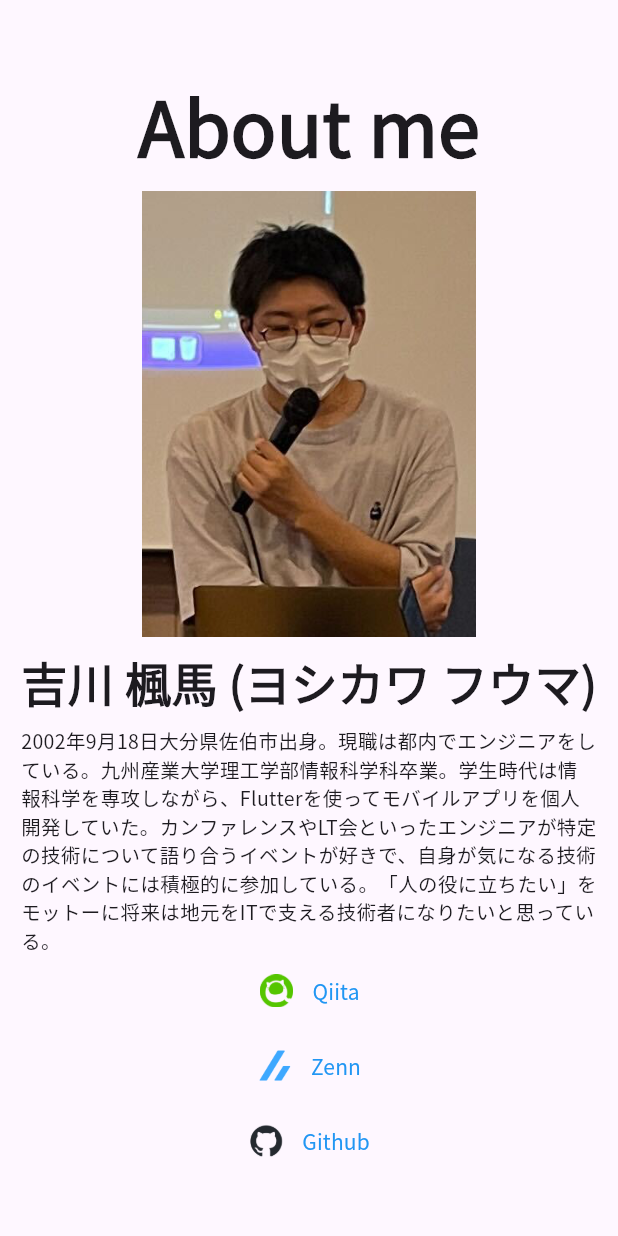
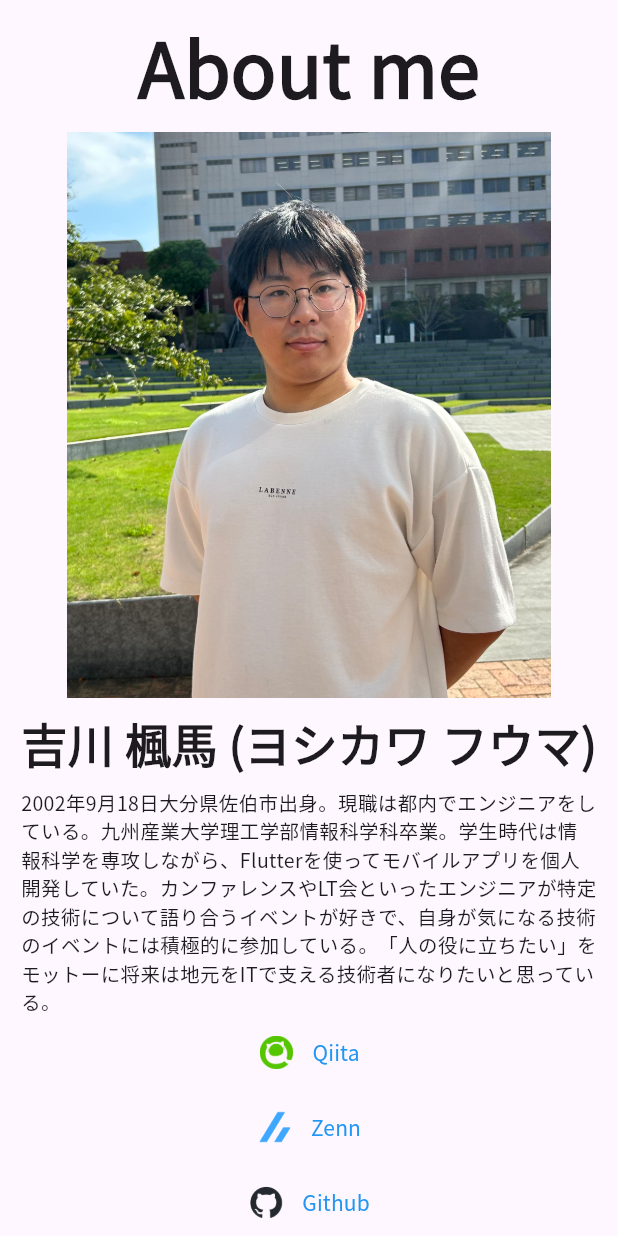
Before and after one commit to Yoshikawa-0918/my_portfolio, a Flutter app: the AboutMe widget shown alone on an empty page, opened directly, on a phone screen of 412 x 824 dp. Run offline on Flutter 3.47's test engine with Material 3 defaults, Android fonts, the light colour scheme and no system bars; our stand-ins replace cloud_firestore, firebase_core, flutter_riverpod, go_router, scrollable_positioned_list; accounts and stored records are empty; statements that could not run were skipped.

Commit message:
画像を変更

```diff
--- a/lib/views/about_me.dart
+++ b/lib/views/about_me.dart
@@ -20,7 +20,7 @@ class AboutMe extends StatelessWidget {
               children: <Widget>[
                 Image.asset(
                   'assets/images/profile.png',
-                  scale: 1.8,
+                  scale: 5.8,
                 ),
                 const SizedBox(
                   width: 20,
@@ -39,7 +39,7 @@ class AboutMe extends StatelessWidget {
             const HeadLine1(text: "About me"),
             Image.asset(
               'assets/images/profile.png',
-              scale: 1.8,
+              scale: 5.8,
             ),
             const MyIntroduction(),
           ],
```
Also changed, not shown: assets/images/profile.png.
